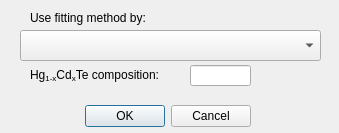
Qt form FTIR_Fitting_Tool/FTIR_MCTa.ui (manpeihong/Toolbox-v3) before a commit.
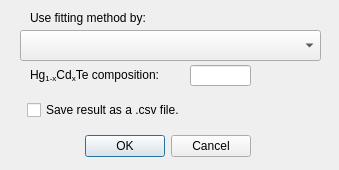
The same form after that commit.

```diff
--- a/FTIR_Fitting_Tool/FTIR_MCTa.ui
+++ b/FTIR_Fitting_Tool/FTIR_MCTa.ui
@@ -7,7 +7,7 @@
     <x>0</x>
     <y>0</y>
     <width>339</width>
-    <height>133</height>
+    <height>170</height>
    </rect>
   </property>
   <property name="windowTitle">
@@ -17,7 +17,7 @@
    <property name="geometry">
     <rect>
      <x>80</x>
-     <y>100</y>
+     <y>130</y>
      <width>171</width>
      <height>32</height>
     </rect>
@@ -81,6 +81,19 @@
     </rect>
    </property>
   </widget>
+  <widget class="QCheckBox" name="checksave">
+   <property name="geometry">
+    <rect>
+     <x>27</x>
+     <y>100</y>
+     <width>240</width>
+     <height>20</height>
+    </rect>
+   </property>
+   <property name="text">
+    <string>Save result as a .csv file.</string>
+   </property>
+  </widget>
  </widget>
  <resources/>
  <connections>
```
